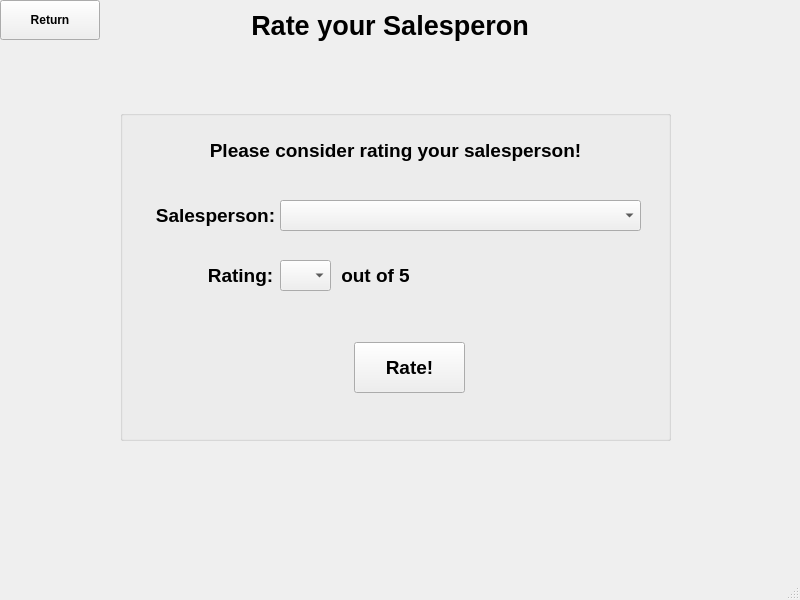
Chuezhang2278/Foodies, file Ui_Folder/WindowCookStackedWidget.ui: the form before one commit.
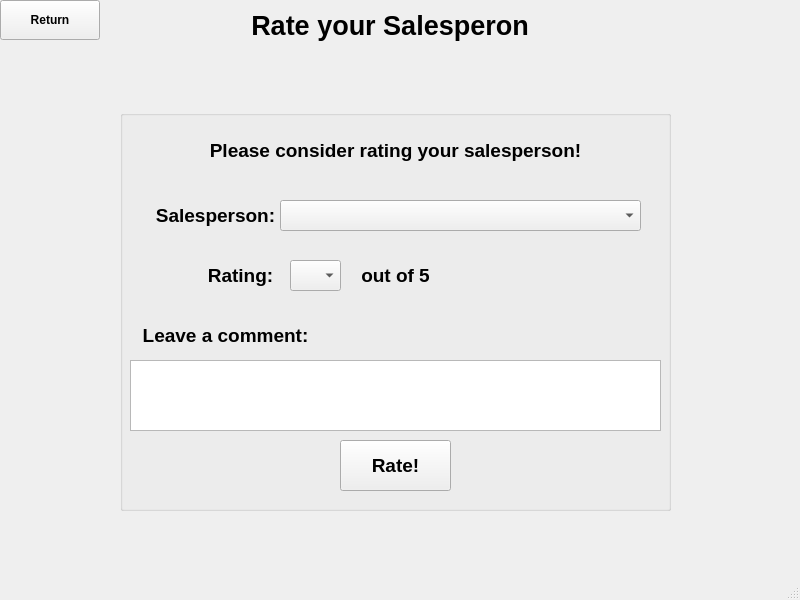
The form after the commit. The open tabs and pages were chosen to show the change.

Commit message: some more adjustments made to ui

```diff
--- a/Ui_Folder/WindowCookStackedWidget.ui
+++ b/Ui_Folder/WindowCookStackedWidget.ui
@@ -2647,7 +2647,7 @@
         <x>120</x>
         <y>110</y>
         <width>551</width>
-        <height>331</height>
+        <height>401</height>
        </rect>
       </property>
       <property name="title">
@@ -2745,7 +2745,7 @@
       <widget class="QComboBox" name="ratingcomboBox">
        <property name="geometry">
         <rect>
-         <x>160</x>
+         <x>170</x>
          <y>150</y>
          <width>51</width>
          <height>31</height>
@@ -2790,7 +2790,7 @@
       <widget class="QLabel" name="label_4">
        <property name="geometry">
         <rect>
-         <x>210</x>
+         <x>230</x>
          <y>150</y>
          <width>91</width>
          <height>31</height>
@@ -2813,8 +2813,8 @@
       <widget class="QPushButton" name="rateButton">
        <property name="geometry">
         <rect>
-         <x>234</x>
-         <y>232</y>
+         <x>220</x>
+         <y>330</y>
          <width>111</width>
          <height>51</height>
         </rect>
@@ -2830,6 +2830,44 @@
         <string>Rate!</string>
        </property>
       </widget>
+      <widget class="QLabel" name="label_5">
+       <property name="geometry">
+        <rect>
+         <x>10</x>
+         <y>210</y>
+         <width>191</width>
+         <height>31</height>
+        </rect>
+       </property>
+       <property name="font">
+        <font>
+         <pointsize>14</pointsize>
+         <weight>75</weight>
+         <bold>true</bold>
+        </font>
+       </property>
+       <property name="text">
+        <string>Leave a comment:</string>
+       </property>
+       <property name="alignment">
+        <set>Qt::AlignCenter</set>
+       </property>
+      </widget>
+      <widget class="QTextEdit" name="commentText">
+       <property name="geometry">
+        <rect>
+         <x>10</x>
+         <y>250</y>
+         <width>531</width>
+         <height>71</height>
+        </rect>
+       </property>
+       <property name="font">
+        <font>
+         <pointsize>12</pointsize>
+        </font>
+       </property>
+      </widget>
      </widget>
     </widget>
     <widget class="QWidget" name="page_7">
```
Left out of the diff: 41 changed lines with no effect on the pictures. The commit also changes 1 other file.
